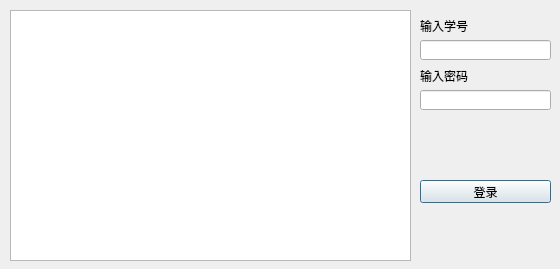
Before: the Qt Designer form login.ui in Frontlook/ZJUT-GPA-calculator, drawn with Qt 5.
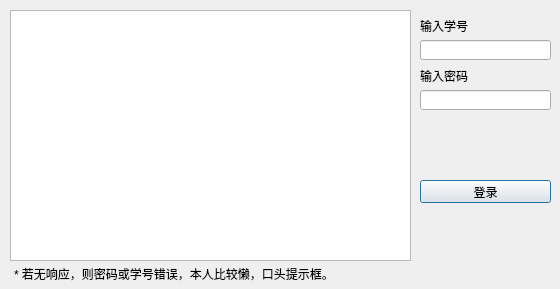
After: the same form once the commit is applied.

Patch:
```diff
--- a/login.ui
+++ b/login.ui
@@ -7,7 +7,7 @@
     <x>0</x>
     <y>0</y>
     <width>560</width>
-    <height>269</height>
+    <height>289</height>
    </rect>
   </property>
   <property name="windowTitle">
@@ -91,6 +91,19 @@
     </rect>
    </property>
   </widget>
+  <widget class="QLabel" name="label_3">
+   <property name="geometry">
+    <rect>
+     <x>14</x>
+     <y>264</y>
+     <width>321</width>
+     <height>20</height>
+    </rect>
+   </property>
+   <property name="text">
+    <string>* 若无响应，则密码或学号错误，本人比较懒，口头提示框。</string>
+   </property>
+  </widget>
  </widget>
  <resources/>
  <connections/>
```
